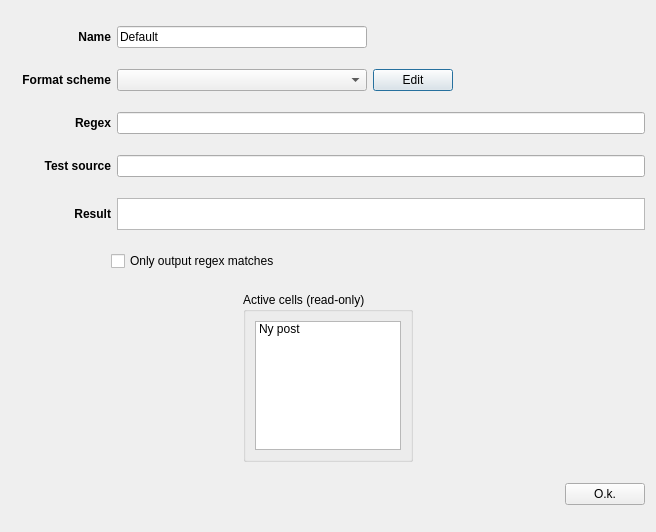
Qt form antilog/src/inputs/regexprocessordialog.ui (bjerrep/antilog) before a commit.
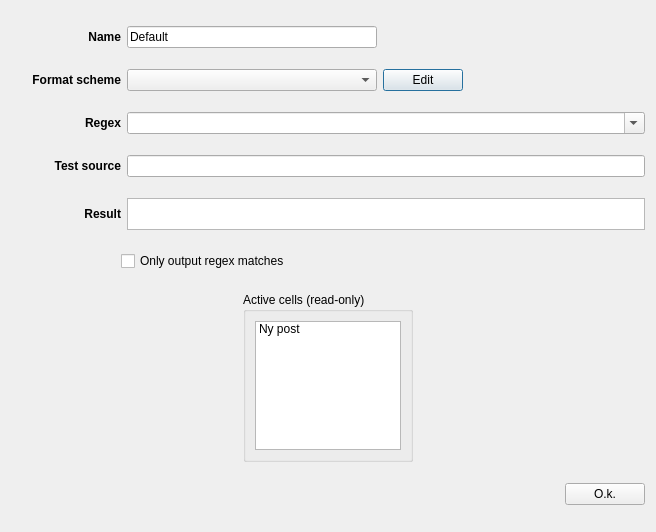
The same form after that commit. Icons and pictures are not drawn.

The edit to the form file:
```diff
--- a/antilog/src/inputs/regexprocessordialog.ui
+++ b/antilog/src/inputs/regexprocessordialog.ui
@@ -39,7 +39,7 @@
        </property>
        <property name="minimumSize">
         <size>
-         <width>100</width>
+         <width>110</width>
          <height>0</height>
         </size>
        </property>
@@ -97,7 +97,7 @@
       <widget class="QLabel" name="label">
        <property name="minimumSize">
         <size>
-         <width>100</width>
+         <width>110</width>
          <height>0</height>
         </size>
        </property>
@@ -159,7 +159,7 @@
       <widget class="QLabel" name="label_3">
        <property name="minimumSize">
         <size>
-         <width>100</width>
+         <width>110</width>
          <height>0</height>
         </size>
        </property>
@@ -178,13 +178,16 @@
       </widget>
      </item>
      <item>
-      <widget class="QLineEdit" name="lineEditRegex">
+      <widget class="QComboBox" name="testRegexComboBox">
        <property name="sizePolicy">
         <sizepolicy hsizetype="MinimumExpanding" vsizetype="Fixed">
          <horstretch>0</horstretch>
          <verstretch>0</verstretch>
         </sizepolicy>
        </property>
+       <property name="editable">
+        <bool>true</bool>
+       </property>
       </widget>
      </item>
     </layout>
@@ -195,7 +198,7 @@
       <widget class="QLabel" name="label_4">
        <property name="minimumSize">
         <size>
-         <width>100</width>
+         <width>110</width>
          <height>0</height>
         </size>
        </property>
@@ -224,7 +227,7 @@
       <widget class="QLabel" name="label_5">
        <property name="minimumSize">
         <size>
-         <width>100</width>
+         <width>110</width>
          <height>0</height>
         </size>
        </property>
@@ -278,7 +281,7 @@
        </property>
        <property name="sizeHint" stdset="0">
         <size>
-         <width>100</width>
+         <width>110</width>
          <height>20</height>
         </size>
        </property>
```
Left out of the diff: 4 changed lines with no effect on the pictures.
